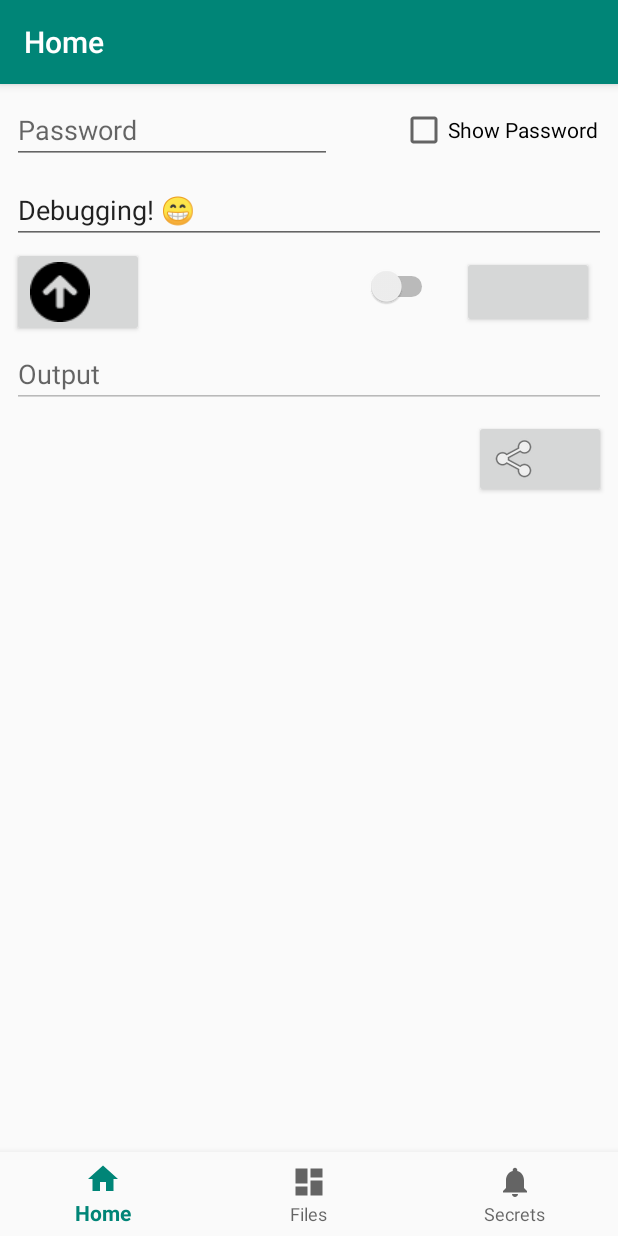
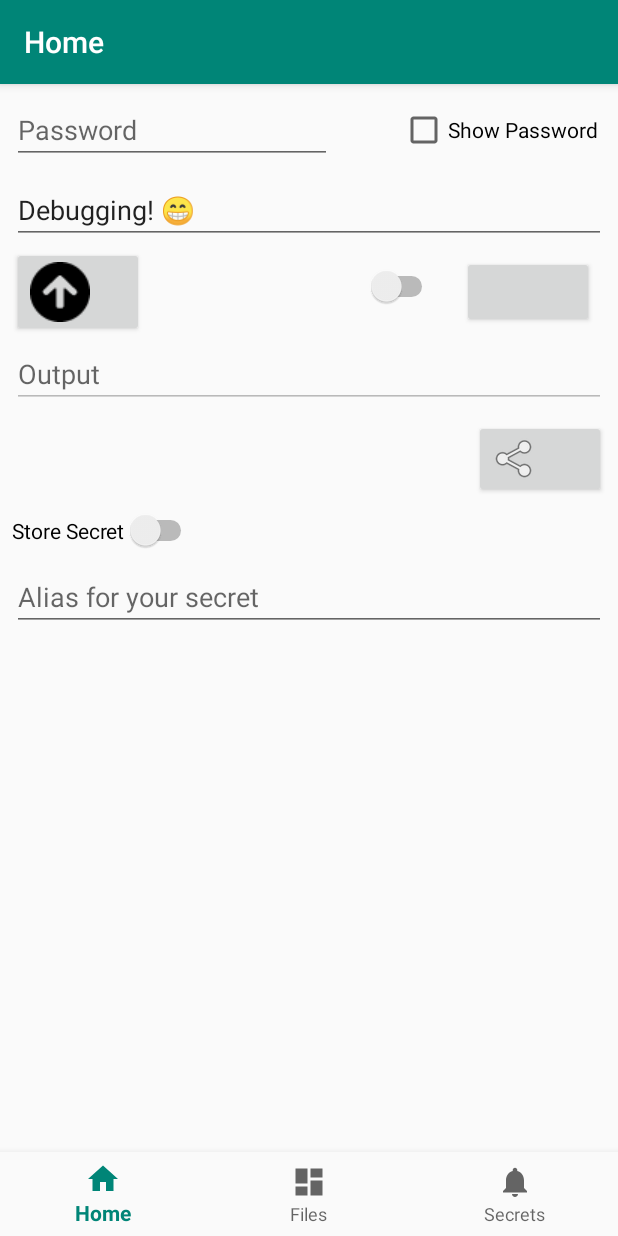
Before and after one commit to miguelromeral/SecretManager, an Android app: the screen it shows after launch (MainActivity), after a tap on an icon or button, on a phone screen of 412 x 824 dp. Run offline under Robolectric (Android 15) with nearby library versions, the phone set to English and light mode, and no system bars; our stand-ins replace Room's generated code, data binding, navigation-ui; libraries missing offline, so code that uses them is left out: androidx.databinding.library, org.bouncycastle.jce, org.bouncycastle.util; 5 statements that could not run were skipped.

Commit message:
Added option for add alias to secrets that will be stored

```diff
--- a/app/build.gradle
+++ b/app/build.gradle
@@ -48,6 +48,16 @@ dependencies {
     testImplementation 'junit:junit:4.12'
     androidTestImplementation 'androidx.test.ext:junit:1.1.0'
     androidTestImplementation 'androidx.test.espresso:espresso-core:3.1.1'
-    implementation 'androidx.room:room-runtime:2.2.3'
-    annotationProcessor 'androidx.room:room-compiler:2.2.3'
+
+    // Extensions = ViewModel + LiveData
+    implementation "android.arch.lifecycle:extensions:1.1.0"
+    kapt "android.arch.lifecycle:compiler:1.1.0"
+    // Room
+    implementation "android.arch.persistence.room:runtime:1.0.0"
+    kapt "android.arch.persistence.room:compiler:1.0.0"
+
+    // Coroutines
+    implementation "org.jetbrains.kotlinx:kotlinx-coroutines-core:1.0.0"
+    implementation "org.jetbrains.kotlinx:kotlinx-coroutines-android:1.0.0"
+
 }
--- a/app/src/main/java/es/miguelromeral/secretmanager/database/SecretDatabase.kt
+++ b/app/src/main/java/es/miguelromeral/secretmanager/database/SecretDatabase.kt
@@ -22,7 +22,7 @@ abstract class SecretDatabase : RoomDatabase() {
                         context.applicationContext,
                         SecretDatabase::class.java,
                         "secret_database")
-                        //.fallbackToDestructiveMigration()
+                        .fallbackToDestructiveMigration()
                         .build()
                     INSTANCE = instance
                 }
--- a/app/src/main/java/es/miguelromeral/secretmanager/database/SecretDatabaseDao.kt
+++ b/app/src/main/java/es/miguelromeral/secretmanager/database/SecretDatabaseDao.kt
@@ -11,9 +11,9 @@ interface SecretDatabaseDao {
     @Insert
     fun insert(secret: Secret)
 
-    @Query("SELECT * FROM secret WHERE alias LIKE :criteria")
+   /* @Query("SELECT * FROM secret WHERE alias LIKE :criteria")
     fun search(criteria: String)
-
+*/
     @Query("DELETE FROM secret WHERE id = :key")
     fun deleteFromKey(key: Long)
 
--- a/app/src/main/java/es/miguelromeral/secretmanager/ui/fragments/HomeFragment.kt
+++ b/app/src/main/java/es/miguelromeral/secretmanager/ui/fragments/HomeFragment.kt
@@ -13,6 +13,7 @@ import es.miguelromeral.secretmanager.ui.viewmodelfactories.HomeFactory
 import es.miguelromeral.secretmanager.ui.viewmodels.HomeViewModel
 import android.widget.Toast
 import es.miguelromeral.secretmanager.R
+import es.miguelromeral.secretmanager.database.SecretDatabase
 import es.miguelromeral.secretmanager.ui.shareContentText
 import es.miguelromeral.secretmanager.ui.showHidePassword
 import kotlinx.android.synthetic.main.password_field.view.*
@@ -31,8 +32,10 @@ class HomeFragment : Fragment() {
 
         // Get the current application
         val application = requireNotNull(this.activity).application
+        // Get the database instance
+        val dataSource = SecretDatabase.getInstance(application).secretDatabaseDao
         // Get the View Model Factory
-        val vmf = HomeFactory(application)
+        val vmf = HomeFactory(dataSource, application)
         // Initialize View Model
         viewModel = ViewModelProviders.of(this, vmf).get(HomeViewModel::class.java)
         // Initialize Binding
@@ -61,7 +64,7 @@ class HomeFragment : Fragment() {
         }
 
         binding.executeButton.bExecute.setOnClickListener{
-            viewModel.execute()
+            viewModel.execute(it.context)
         }
 
         // Functionality to Show / Hide Password in this fragment
@@ -72,6 +75,7 @@ class HomeFragment : Fragment() {
         // DEBUGGING:
         viewModel.item.password = "password"
         viewModel.item.input = "Debugging! \uD83D\uDE01"
+        viewModel.item.alias = "alias"
         //////////////
 
 
--- a/app/src/main/java/es/miguelromeral/secretmanager/ui/models/TextItem.kt
+++ b/app/src/main/java/es/miguelromeral/secretmanager/ui/models/TextItem.kt
@@ -62,15 +62,35 @@ class TextItem : BaseObservable() {
         get() = field
 
 
+
+    @Bindable
+    var store: Boolean = false
+        set(value){
+            field = value
+            notifyPropertyChanged(BR.store)
+        }
+        get() = field
+
+    @Bindable
+    var alias: String = String()
+        set(value){
+            field = value
+            notifyPropertyChanged(BR.alias)
+        }
+        get() = field
+
+
+
     fun encrypt(): Boolean {
         try{
             Log.i(TAG, "Encrypting $input with password $password")
             output = encode(myCipher.encrypt(input, password))
             Log.i(TAG, "Resulting $output")
-            Log.i(TAG, "And its decryption is ${myCipher.decrypt(decode(input), password)}")
+            //Log.i(TAG, "And its decryption is ${myCipher.decrypt(decode(input), password)}")
             return true
         }catch (e: Exception){
             Log.i(TAG, "Something wrong happened during encryption: ${e.message}")
+            e.printStackTrace()
             return false
         }
     }
--- a/app/src/main/java/es/miguelromeral/secretmanager/ui/viewmodelfactories/HomeFactory.kt
+++ b/app/src/main/java/es/miguelromeral/secretmanager/ui/viewmodelfactories/HomeFactory.kt
@@ -3,17 +3,19 @@ package es.miguelromeral.secretmanager.ui.viewmodelfactories
 import android.app.Application
 import androidx.lifecycle.ViewModel
 import androidx.lifecycle.ViewModelProvider
+import es.miguelromeral.secretmanager.database.SecretDatabaseDao
 import es.miguelromeral.secretmanager.ui.viewmodels.HomeViewModel
 import java.lang.IllegalArgumentException
 
 class HomeFactory (
+    private val database: SecretDatabaseDao,
     private val application: Application
 ) : ViewModelProvider.Factory {
 
     @Suppress("unchecked_cast")
     override  fun <T: ViewModel?> create(modelClass: Class<T>): T {
         if(modelClass.isAssignableFrom(HomeViewModel::class.java)){
-            return HomeViewModel(application) as T
+            return HomeViewModel(database, application) as T
         }
         throw IllegalArgumentException("Unknown ViewModel class")
     }
--- a/app/src/main/java/es/miguelromeral/secretmanager/ui/viewmodels/HomeViewModel.kt
+++ b/app/src/main/java/es/miguelromeral/secretmanager/ui/viewmodels/HomeViewModel.kt
@@ -1,6 +1,9 @@
 package es.miguelromeral.secretmanager.ui.viewmodels
 
 import android.app.Application
+import android.content.Context
+import android.util.Log
+import android.widget.Toast
 import androidx.databinding.BaseObservable
 import androidx.databinding.Bindable
 import androidx.databinding.Observable
@@ -8,18 +11,53 @@ import androidx.lifecycle.AndroidViewModel
 import androidx.lifecycle.LiveData
 import androidx.lifecycle.MutableLiveData
 import androidx.lifecycle.ViewModel
+import es.miguelromeral.secretmanager.database.Secret
+import es.miguelromeral.secretmanager.database.SecretDatabaseDao
 import es.miguelromeral.secretmanager.ui.models.TextItem
+import kotlinx.coroutines.*
 
-class HomeViewModel
-    (application: Application) :
-    AndroidViewModel(application)
-{
+class HomeViewModel(
+    val database: SecretDatabaseDao,
+    application: Application
+) : AndroidViewModel(application) {
+
+    private var viewModelJob = Job()
+    private val uiScope = CoroutineScope(Dispatchers.Main + viewModelJob)
+
+
+
+
     private val _item = TextItem()
     val item: TextItem = _item
 
-    fun execute() = when(item.decrypt){
-        false -> item.encrypt()
-        true -> item.decrypt()
+    fun execute(context: Context) {
+        when(item.decrypt){
+            false -> {
+                if(item.encrypt() && item.store){
+                    if(item.alias.isNotEmpty()) {
+                        Toast.makeText(context, "I'd store it.", Toast.LENGTH_LONG).show()
+                        /*uiScope.launch {
+                        createNewSecret()
+                    }*/
+                    }else{
+                        Toast.makeText(context, "You must provide an alias name to be stored.", Toast.LENGTH_LONG).show()
+                    }
+                }
+            }
+            true -> item.decrypt()
+        }
     }
 
+
+    private suspend fun createNewSecret(){
+        return withContext(Dispatchers.IO){
+            var secret = Secret(content = item.output, alias = item.alias)
+            database.insert(secret)
+        }
+    }
+
+    override fun onCleared(){
+        super.onCleared()
+        viewModelJob.cancel()
+    }
 }
--- a/app/src/main/res/layout/fragment_home.xml
+++ b/app/src/main/res/layout/fragment_home.xml
@@ -120,6 +120,21 @@
         app:layout_constraintStart_toStartOf="parent"
         app:layout_constraintTop_toBottomOf="@+id/etInput" />
 
+
+    <include
+        android:id="@+id/store_layout"
+        layout="@layout/store_secret"
+        android:layout_width="match_parent"
+        android:layout_height="wrap_content"
+        android:layout_marginStart="8dp"
+        android:layout_marginTop="8dp"
+        android:layout_marginEnd="8dp"
+        app:layout_constraintEnd_toEndOf="parent"
+        app:layout_constraintStart_toStartOf="parent"
+        app:layout_constraintTop_toBottomOf="@+id/bShareOutput"
+        bind:alias="@={item.alias}"
+        bind:store="@={item.store}" />
+
 </androidx.constraintlayout.widget.ConstraintLayout>
 
 </ScrollView>
--- /dev/null
+++ b/app/src/main/res/layout/store_secret.xml
@@ -0,0 +1,47 @@
+<?xml version="1.0" encoding="utf-8"?>
+<layout xmlns:app="http://schemas.android.com/apk/res-auto"
+    xmlns:tools="http://schemas.android.com/tools"
+    xmlns:android="http://schemas.android.com/apk/res/android">
+
+    <data>
+        <import type="android.view.View"/>
+
+        <variable
+            name="alias"
+            type="java.lang.String" />
+        <variable
+            name="store"
+            type="java.lang.Boolean" />
+    </data>
+
+
+    <androidx.constraintlayout.widget.ConstraintLayout
+        android:layout_width="match_parent"
+        android:layout_height="match_parent">
+
+
+        <Switch
+            android:id="@+id/swStore"
+            android:checked="@={store}"
+            android:layout_width="wrap_content"
+            android:layout_height="wrap_content"
+            android:text="Store Secret"
+            app:layout_constraintStart_toStartOf="parent"
+            app:layout_constraintTop_toTopOf="parent" />
+
+        <EditText
+            android:visibility="@{store ? View.VISIBLE : View.GONE}"
+            android:id="@+id/etAlias"
+            android:layout_width="0dp"
+            android:layout_height="wrap_content"
+            android:layout_marginTop="8dp"
+            android:ems="10"
+            android:text="@={alias}"
+            android:hint="Alias for your secret"
+            android:inputType="textPersonName"
+            app:layout_constraintEnd_toEndOf="parent"
+            app:layout_constraintStart_toStartOf="parent"
+            app:layout_constraintTop_toBottomOf="@id/swStore" />
+    </androidx.constraintlayout.widget.ConstraintLayout>
+
+</layout>
```
Also changed, not shown: app/src/main/java/es/miguelromeral/secretmanager/ui/viewmodels/SecretsViewModel.kt (+7 -0 lines).
